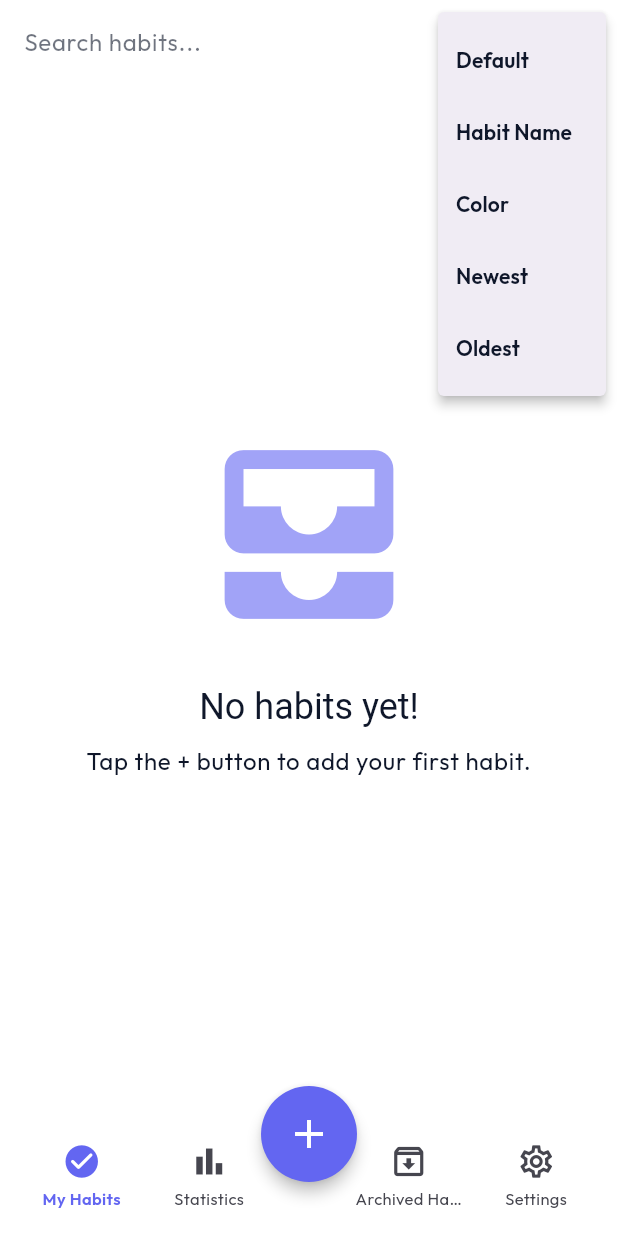
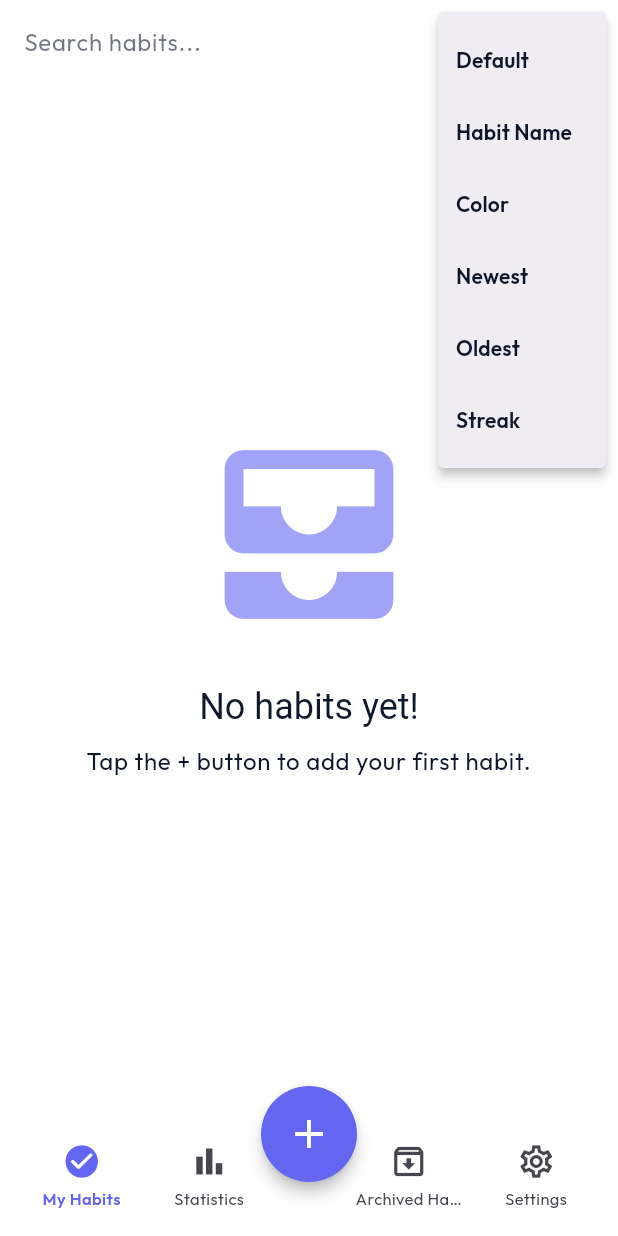
Before and after one commit to khoutsu/HabitTrackerMobileapp, a Flutter app: the screen it shows after launch, after a tap on "SKIP", after a tap on the "search" icon, after a tap on the "sort" icon, on a phone screen of 412 x 824 dp. Run offline on Flutter 3.47's test engine with Material 3 defaults, Android fonts, the phone set to English and light mode, and no system bars; our stand-ins replace csv, device_info_plus, file_picker, firebase_core, firebase_messaging, fl_chart and 14 more; missing offline and left inert: home_widget; accounts and stored records are empty.

Commit message:
Add sort by streak

```diff
--- a/lib/initial_screen.dart
+++ b/lib/initial_screen.dart
@@ -2,6 +2,9 @@ import 'package:flutter/material.dart';
 import 'package:loop_habit_tracker/presentation/screens/onboarding_screen.dart';
 import 'package:loop_habit_tracker/app.dart';
 import 'package:shared_preferences/shared_preferences.dart';
+import 'package:provider/provider.dart';
+import 'package:loop_habit_tracker/presentation/providers/theme_provider.dart';
+import 'package:loop_habit_tracker/core/themes/app_theme.dart';
 
 class InitialScreen extends StatefulWidget {
   const InitialScreen({super.key});
@@ -75,13 +78,17 @@ class _InitialScreenState extends State<InitialScreen>
 
   @override
   Widget build(BuildContext context) {
-    final colorScheme = Theme.of(context).colorScheme;
+    final themeProvider = Provider.of<ThemeProvider>(context, listen: false);
+    final lightTheme = AppTheme.lightTheme(themeProvider.themeStyle);
+    final colorScheme = lightTheme.colorScheme;
 
     return FutureBuilder<bool>(
       future: _initializeApp(),
       builder: (context, snapshot) {
         if (snapshot.connectionState == ConnectionState.waiting) {
-          return Scaffold(
+          return Theme(
+            data: lightTheme,
+            child: Scaffold(
               backgroundColor: colorScheme.surface,
               body: SizedBox(
                 width: double.infinity,
@@ -128,9 +135,8 @@ class _InitialScreenState extends State<InitialScreen>
                                       shape: BoxShape.circle,
                                       boxShadow: [
                                         BoxShadow(
-                                        color: colorScheme.primary.withOpacity(
-                                          0.08,
-                                        ),
+                                          color: colorScheme.primary
+                                              .withOpacity(0.08),
                                           blurRadius: 40,
                                           spreadRadius: 10,
                                         ),
@@ -220,6 +226,7 @@ class _InitialScreenState extends State<InitialScreen>
                   ],
                 ),
               ),
+            ),
           );
         } else if (snapshot.hasData && snapshot.data == true) {
           return const App();
--- a/lib/l10n/app_en.arb
+++ b/lib/l10n/app_en.arb
@@ -255,6 +255,7 @@
   "sortDefault": "Default",
   "sortNewest": "Newest",
   "sortOldest": "Oldest",
+  "sortStreak": "Streak",
   "addNote": "Add Note",
   "editNote": "Edit Note",
   "noteHint": "Enter note here..."
--- a/lib/l10n/app_localizations.dart
+++ b/lib/l10n/app_localizations.dart
@@ -1106,6 +1106,12 @@ abstract class AppLocalizations {
   /// **'Oldest'**
   String get sortOldest;
 
+  /// No description provided for @sortStreak.
+  ///
+  /// In en, this message translates to:
+  /// **'Streak'**
+  String get sortStreak;
+
   /// No description provided for @addNote.
   ///
   /// In en, this message translates to:
--- a/lib/l10n/app_localizations_en.dart
+++ b/lib/l10n/app_localizations_en.dart
@@ -547,6 +547,9 @@ class AppLocalizationsEn extends AppLocalizations {
   String get sortOldest => 'Oldest';
 
   @override
+  String get sortStreak => 'Streak';
+
+  @override
   String get addNote => 'Add Note';
 
   @override
--- a/lib/l10n/app_localizations_th.dart
+++ b/lib/l10n/app_localizations_th.dart
@@ -546,6 +546,9 @@ class AppLocalizationsTh extends AppLocalizations {
   String get sortOldest => 'เก่าที่สุด';
 
   @override
+  String get sortStreak => 'เรียงตาม Streak';
+
+  @override
   String get addNote => 'เพิ่มโน้ต';
 
   @override
--- a/lib/l10n/app_th.arb
+++ b/lib/l10n/app_th.arb
@@ -255,6 +255,7 @@
   "sortDefault": "ค่าเริ่มต้น",
   "sortNewest": "ใหม่ล่าสุด",
   "sortOldest": "เก่าที่สุด",
+  "sortStreak": "เรียงตาม Streak",
   "addNote": "เพิ่มโน้ต",
   "editNote": "แก้ไขโน้ต",
   "noteHint": "ใส่ข้อความ..."
--- a/lib/presentation/screens/habit_list_screen.dart
+++ b/lib/presentation/screens/habit_list_screen.dart
@@ -19,7 +19,7 @@ import 'package:loop_habit_tracker/l10n/app_localizations.dart';
 import 'package:provider/provider.dart';
 import 'package:loop_habit_tracker/presentation/providers/habit_update_provider.dart';
 
-enum HabitSortType { manual, name, color, createdNewest, createdOldest }
+enum HabitSortType { manual, name, color, createdNewest, createdOldest, streak }
 
 class HabitListScreen extends StatefulWidget {
   const HabitListScreen({super.key});
@@ -602,6 +602,13 @@ class _HabitListScreenState extends State<HabitListScreen>
       case HabitSortType.createdOldest:
         habits.sort((a, b) => a.createdAt.compareTo(b.createdAt));
         break;
+      case HabitSortType.streak:
+        habits.sort((a, b) {
+          final streakA = _streaks[a.id] ?? 0;
+          final streakB = _streaks[b.id] ?? 0;
+          return streakB.compareTo(streakA);
+        });
+        break;
       case HabitSortType.manual:
       default:
         break;
@@ -698,6 +705,10 @@ class _HabitListScreenState extends State<HabitListScreen>
                     value: HabitSortType.createdOldest,
                     child: Text(AppLocalizations.of(context)!.sortOldest),
                   ),
+                  PopupMenuItem<HabitSortType>(
+                    value: HabitSortType.streak,
+                    child: Text(AppLocalizations.of(context)!.sortStreak),
+                  ),
                 ],
           ),
         ],
```
Also changed, not shown: 2 other files. Lines whose indentation alone changed are shown as unchanged.
